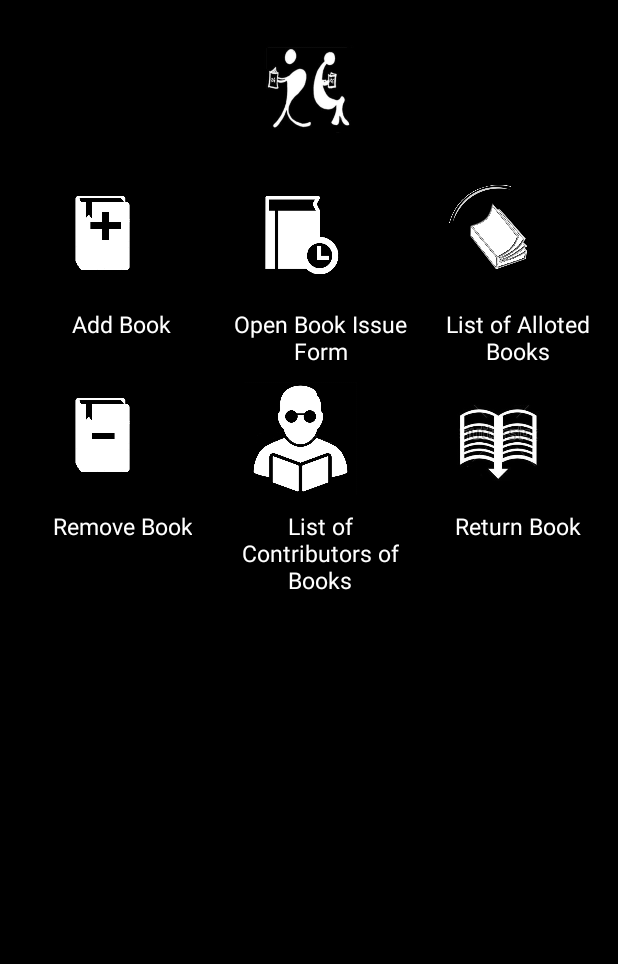
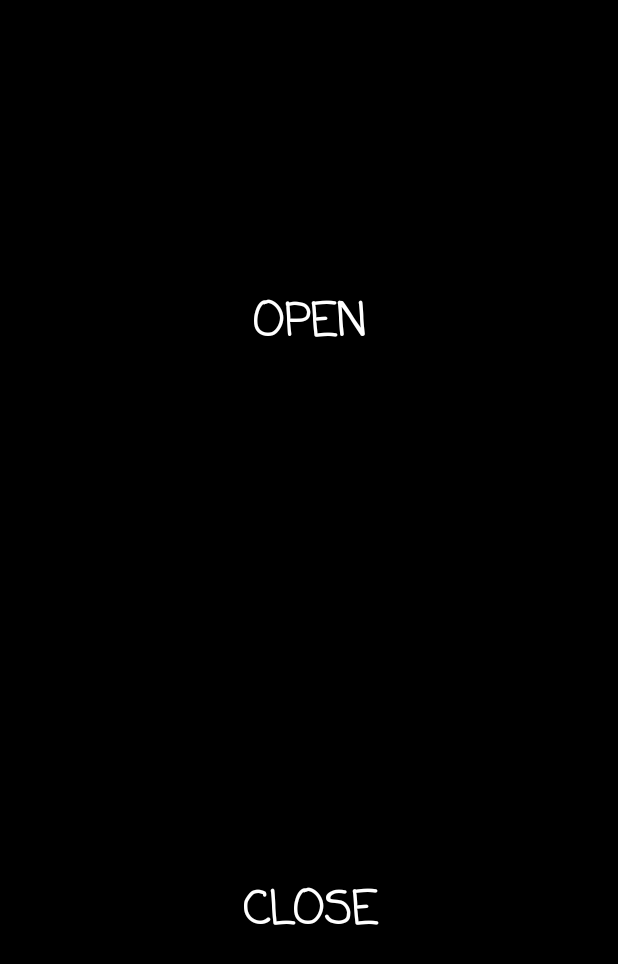
Before and after one commit to vrindasinghal/Reader-s-Guild-App, an Android app: the AdminMainActivity screen opened directly, with no data from a screen before it, after a tap on "Open Book Issue Form", on a phone screen of 412 x 824 dp. Shown: the top 964 px of the screen. Run offline under Robolectric (Android 15) with nearby library versions, the phone set to English and light mode, and no system bars.

Commit message:
1 Aug'17

```diff
--- a/Reader'sGuild/app/src/main/AndroidManifest.xml
+++ b/Reader'sGuild/app/src/main/AndroidManifest.xml
@@ -8,12 +8,12 @@
 
     <application
         android:allowBackup="true"
+        android:hardwareAccelerated="false"
         android:icon="@mipmap/ic_launcher"
         android:label="@string/app_name"
+        android:largeHeap="true"
         android:roundIcon="@mipmap/ic_launcher_round"
         android:supportsRtl="true"
-        android:largeHeap="true"
-        android:hardwareAccelerated="false"
         android:theme="@style/AppTheme">
         <!-- Splash activity -->
         <activity android:name=".SplashActivity">
@@ -37,6 +37,8 @@
 
         <activity android:name=".SignUpActivity"></activity>
 
+        <activity android:name=".BookIssueMainActivity"></activity>
+
         <activity android:name=".AdminMainActivity"></activity>
 
         <activity android:name=".AdminLoginActivity"></activity>
--- a/Reader'sGuild/app/src/main/java/com/readersguild/readersguild/AdminMainActivity.java
+++ b/Reader'sGuild/app/src/main/java/com/readersguild/readersguild/AdminMainActivity.java
@@ -37,9 +37,11 @@ public class AdminMainActivity extends AppCompatActivity {
         grid.setOnItemClickListener(new AdapterView.OnItemClickListener() {
             @Override
             public void onItemClick(AdapterView<?> adapterView, View view, int i, long l) {
-                //Toast.makeText(AdminMainActivity.this, "You Clicked at " + web[+i], Toast.LENGTH_SHORT).show();
                 if (i == 0) {
                     Intent intent = new Intent(AdminMainActivity.this, AddBookActivity.class);
+                    startActivity(intent);
+                } else if (i == 1) {
+                    Intent intent = new Intent(AdminMainActivity.this, BookIssueMainActivity.class);
                     startActivity(intent);
                 } else if (i == 3) {
                     Intent intent = new Intent(AdminMainActivity.this, RemoveBookActivity.class);
--- /dev/null
+++ b/Reader'sGuild/app/src/main/java/com/readersguild/readersguild/BookIssueMainActivity.java
@@ -0,0 +1,16 @@
+package com.readersguild.readersguild;
+
+import android.os.Bundle;
+import android.support.v7.app.AppCompatActivity;
+
+/**
+ * Created by vrinda on 01-08-2017.
+ */
+
+public class BookIssueMainActivity extends AppCompatActivity {
+
+    protected void onCreate(Bundle savedInstanceState) {
+        super.onCreate(savedInstanceState);
+        setContentView(R.layout.activity_book_issue_form);
+    }
+}
--- /dev/null
+++ b/Reader'sGuild/app/src/main/res/layout/activity_book_issue_form.xml
@@ -0,0 +1,31 @@
+<?xml version="1.0" encoding="utf-8"?>
+<LinearLayout xmlns:android="http://schemas.android.com/apk/res/android"
+    android:layout_width="match_parent"
+    android:layout_height="match_parent"
+    android:orientation="vertical"
+    android:background="#000000"
+    android:padding="20dp">
+
+    <TextView
+        android:layout_width="match_parent"
+        android:layout_height="wrap_content"
+        android:layout_weight="1"
+        android:fontFamily="casual"
+        android:textColor="#ffffff"
+        android:gravity="center"
+        android:text="@string/textview_open"
+        android:textSize="30sp"
+        android:textStyle="bold" />
+
+    <TextView
+        android:layout_width="match_parent"
+        android:gravity="center"
+        android:textColor="#ffffff"
+        android:layout_height="wrap_content"
+        android:layout_weight="1"
+        android:fontFamily="casual"
+        android:text="CLOSE"
+        android:textSize="30sp"
+        android:textStyle="bold" />
+
+</LinearLayout>
--- a/Reader'sGuild/app/src/main/res/values/strings.xml
+++ b/Reader'sGuild/app/src/main/res/values/strings.xml
@@ -14,4 +14,5 @@
 A harbinger of ecstasy, Readers\' Guild is a cooperative which marks the dawn of reading. An association created to unlatch the world of books for students; also focuses on the content development and graphic designing arenas.\nRG is a platform that allows the readers to dive deep into the realm of reading that accomplishes the job of illuminating lives tangled amidst the darkness.
 \nIf you fantasize about the book world, then RG is just an accessible voyage for you.\nAre you ready to sail on this voyage?</string>
     <string name="textview_signup_rollno">Roll Number</string>
+    <string name="textview_open">OPEN</string>
 </resources>
```
